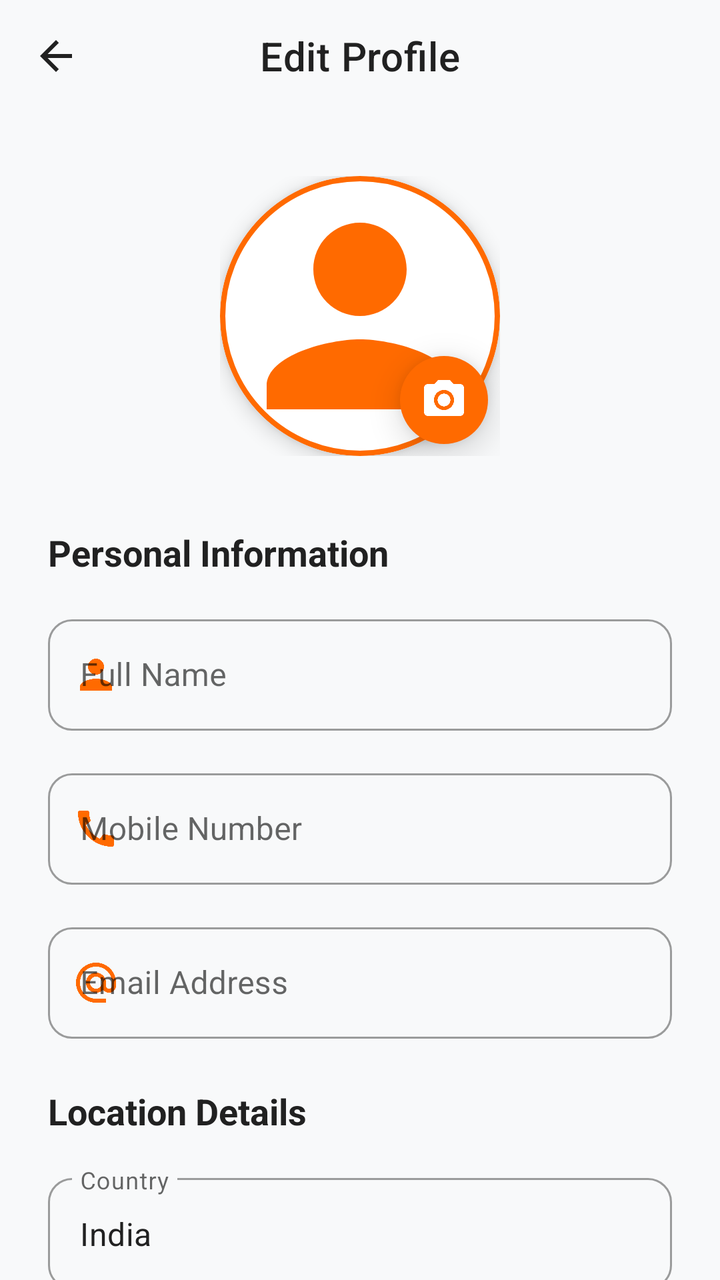
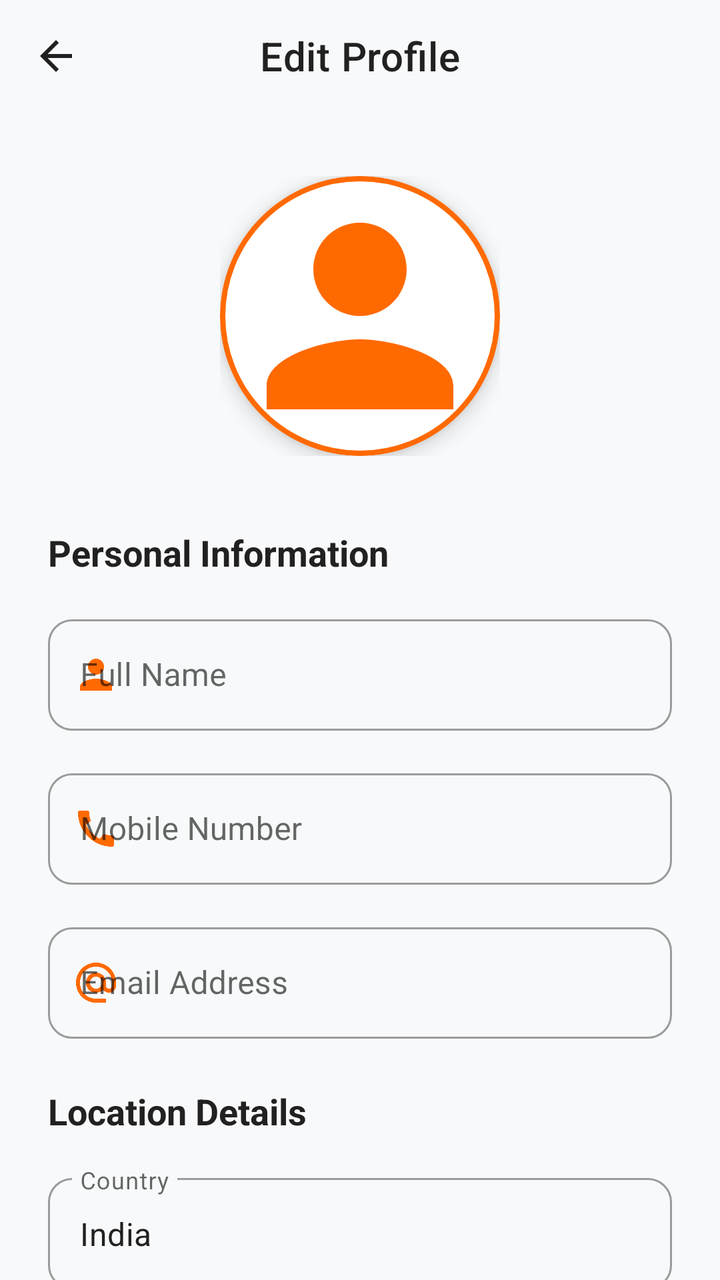

An Android layout rendered at two revisions. The XML below is the earlier revision; the diff shows what the commit changed to produce the second picture.
<!-- AndroidManifest.xml: application theme Theme.BulkAgrochem -->
<!-- res/layout/activity_edit_profile.xml -->
<?xml version="1.0" encoding="utf-8"?>
<androidx.coordinatorlayout.widget.CoordinatorLayout xmlns:android="http://schemas.android.com/apk/res/android"
    xmlns:app="http://schemas.android.com/apk/res-auto"
    android:layout_width="match_parent"
    android:layout_height="match_parent"
    android:fitsSystemWindows="true"
    android:background="@color/static_bg">

    <com.google.android.material.appbar.AppBarLayout
        android:layout_width="match_parent"
        android:layout_height="wrap_content"
        android:background="@color/static_bg"
        app:elevation="0dp">

        <com.google.android.material.appbar.MaterialToolbar
            android:id="@+id/toolbar"
            android:layout_width="match_parent"
            android:layout_height="?attr/actionBarSize"
            app:navigationIcon="@drawable/ic_back"
            app:navigationIconTint="@color/static_text"
            app:title="Edit Profile"
            app:titleCentered="true"
            app:titleTextColor="@color/static_text" />
    </com.google.android.material.appbar.AppBarLayout>

    <androidx.core.widget.NestedScrollView
        android:layout_width="match_parent"
        android:layout_height="match_parent"
        app:layout_behavior="@string/appbar_scrolling_view_behavior">

        <LinearLayout
            android:layout_width="match_parent"
            android:layout_height="wrap_content"
            android:orientation="vertical"
            android:padding="24dp">

            
            <FrameLayout
                android:layout_width="wrap_content"
                android:layout_height="wrap_content"
                android:layout_gravity="center"
                android:layout_marginTop="8dp"
                android:layout_marginBottom="36dp"
                android:clipChildren="false"
                android:clipToPadding="false">

                
                <com.google.android.material.card.MaterialCardView
                    android:id="@+id/cvProfile"
                    android:layout_width="140dp"
                    android:layout_height="140dp"
                    app:cardCornerRadius="70dp"
                    app:cardElevation="6dp"
                    app:cardBackgroundColor="@color/static_white"
                    app:strokeColor="@color/orange_brand"
                    app:strokeWidth="2.5dp">

                    <ImageView
                        android:id="@+id/ivProfileImage"
                        android:layout_width="match_parent"
                        android:layout_height="match_parent"
                        android:scaleType="centerCrop"
                        android:src="@drawable/ic_profile"
                        app:tint="@color/orange_brand" />
                </com.google.android.material.card.MaterialCardView>

                
                <com.google.android.material.floatingactionbutton.FloatingActionButton
                    android:id="@+id/fabEditPhoto"
                    android:layout_width="wrap_content"
                    android:layout_height="wrap_content"
                    android:layout_gravity="bottom|end"
                    android:layout_marginEnd="4dp"
                    android:layout_marginBottom="4dp"
                    android:src="@drawable/ic_camera"
                    app:backgroundTint="@color/orange_brand"
                    app:elevation="10dp"
                    app:fabCustomSize="44dp"
                    app:tint="@color/white"
                    app:borderWidth="0dp" />
            </FrameLayout>

            
            <TextView
                android:layout_width="wrap_content"
                android:layout_height="wrap_content"
                android:layout_marginBottom="16dp"
                android:text="Personal Information"
                android:textColor="@color/static_text"
                android:textSize="18sp"
                android:textStyle="bold" />

            <com.google.android.material.textfield.TextInputLayout
                android:id="@+id/tilName"
                style="@style/Widget.MaterialComponents.TextInputLayout.OutlinedBox"
                android:layout_width="match_parent"
                android:layout_height="wrap_content"
                android:layout_marginBottom="16dp"
                android:hint="Full Name"
                app:boxCornerRadiusBottomEnd="12dp"
                app:boxCornerRadiusBottomStart="12dp"
                app:boxCornerRadiusTopEnd="12dp"
                app:boxCornerRadiusTopStart="12dp"
                app:startIconDrawable="@drawable/ic_profile"
                app:startIconTint="@color/orange_brand">

                <com.google.android.material.textfield.TextInputEditText
                    android:id="@+id/etName"
                    android:layout_width="match_parent"
                    android:layout_height="wrap_content"
                    android:inputType="textPersonName"
                    android:textColor="@color/static_text" />
            </com.google.android.material.textfield.TextInputLayout>

            <com.google.android.material.textfield.TextInputLayout
                android:id="@+id/tilPhone"
                style="@style/Widget.MaterialComponents.TextInputLayout.OutlinedBox"
                android:layout_width="match_parent"
                android:layout_height="wrap_content"
                android:layout_marginBottom="16dp"
                android:hint="Mobile Number"
                app:boxCornerRadiusBottomEnd="12dp"
                app:boxCornerRadiusBottomStart="12dp"
                app:boxCornerRadiusTopEnd="12dp"
                app:boxCornerRadiusTopStart="12dp"
                app:prefixText="+91 "
                app:prefixTextColor="@color/static_text"
                app:startIconDrawable="@drawable/ic_call"
                app:startIconTint="@color/orange_brand">

                <com.google.android.material.textfield.TextInputEditText
                    android:id="@+id/etPhone"
                    android:layout_width="match_parent"
                    android:layout_height="wrap_content"
                    android:inputType="phone"
                    android:textColor="@color/static_text" />
            </com.google.android.material.textfield.TextInputLayout>

            <com.google.android.material.textfield.TextInputLayout
                android:id="@+id/tilEmail"
                style="@style/Widget.MaterialComponents.TextInputLayout.OutlinedBox"
                android:layout_width="match_parent"
                android:layout_height="wrap_content"
                android:layout_marginBottom="24dp"
                android:hint="Email Address"
                app:boxCornerRadiusBottomEnd="12dp"
                app:boxCornerRadiusBottomStart="12dp"
                app:boxCornerRadiusTopEnd="12dp"
                app:boxCornerRadiusTopStart="12dp"
                app:startIconDrawable="@drawable/ic_email"
                app:startIconTint="@color/orange_brand">

                <com.google.android.material.textfield.TextInputEditText
                    android:id="@+id/etEmail"
                    android:layout_width="match_parent"
                    android:layout_height="wrap_content"
                    android:inputType="textEmailAddress"
                    android:textColor="@color/static_text" />
            </com.google.android.material.textfield.TextInputLayout>

            
            <TextView
                android:layout_width="wrap_content"
                android:layout_height="wrap_content"
                android:layout_marginBottom="16dp"
                android:text="Location Details"
                android:textColor="@color/static_text"
                android:textSize="18sp"
                android:textStyle="bold" />

            <com.google.android.material.textfield.TextInputLayout
                android:id="@+id/tilCountry"
                style="@style/Widget.MaterialComponents.TextInputLayout.OutlinedBox"
                android:layout_width="match_parent"
                android:layout_height="wrap_content"
                android:layout_marginBottom="16dp"
                android:hint="Country"
                app:boxCornerRadiusBottomEnd="12dp"
                app:boxCornerRadiusBottomStart="12dp"
                app:boxCornerRadiusTopEnd="12dp"
                app:boxCornerRadiusTopStart="12dp">

                <com.google.android.material.textfield.TextInputEditText
                    android:id="@+id/etCountry"
                    android:layout_width="match_parent"
                    android:layout_height="wrap_content"
                    android:enabled="false"
                    android:focusable="false"
                    android:text="India"
                    android:textColor="@color/static_text" />
            </com.google.android.material.textfield.TextInputLayout>

            <com.google.android.material.textfield.TextInputLayout
                android:id="@+id/tilState"
                style="@style/Widget.MaterialComponents.TextInputLayout.OutlinedBox.ExposedDropdownMenu"
                android:layout_width="match_parent"
                android:layout_height="wrap_content"
                android:layout_marginBottom="16dp"
                android:hint="State"
                app:boxCornerRadiusBottomEnd="12dp"
                app:boxCornerRadiusBottomStart="12dp"
                app:boxCornerRadiusTopEnd="12dp"
                app:boxCornerRadiusTopStart="12dp">

                <AutoCompleteTextView
                    android:id="@+id/actvState"
                    android:layout_width="match_parent"
                    android:layout_height="wrap_content"
                    android:inputType="none"
                    android:textColor="@color/static_text" />
            </com.google.android.material.textfield.TextInputLayout>

            <com.google.android.material.textfield.TextInputLayout
                android:id="@+id/tilDistrict"
                style="@style/Widget.MaterialComponents.TextInputLayout.OutlinedBox.ExposedDropdownMenu"
                android:layout_width="match_parent"
                android:layout_height="wrap_content"
                android:layout_marginBottom="16dp"
                android:hint="City"
                app:boxCornerRadiusBottomEnd="12dp"
                app:boxCornerRadiusBottomStart="12dp"
                app:boxCornerRadiusTopEnd="12dp"
                app:boxCornerRadiusTopStart="12dp">

                <AutoCompleteTextView
                    android:id="@+id/actvDistrict"
                    android:layout_width="match_parent"
                    android:layout_height="wrap_content"
                    android:inputType="none"
                    android:textColor="@color/static_text" />
            </com.google.android.material.textfield.TextInputLayout>

            <com.google.android.material.textfield.TextInputLayout
                android:id="@+id/tilZip"
                style="@style/Widget.MaterialComponents.TextInputLayout.OutlinedBox"
                android:layout_width="match_parent"
                android:layout_height="wrap_content"
                android:layout_marginBottom="16dp"
                android:hint="ZIP Code"
                app:boxCornerRadiusBottomEnd="12dp"
                app:boxCornerRadiusBottomStart="12dp"
                app:boxCornerRadiusTopEnd="12dp"
                app:boxCornerRadiusTopStart="12dp">

                <com.google.android.material.textfield.TextInputEditText
                    android:id="@+id/etZip"
                    android:layout_width="match_parent"
                    android:layout_height="wrap_content"
                    android:inputType="number"
                    android:maxLength="6"
                    android:textColor="@color/static_text" />
            </com.google.android.material.textfield.TextInputLayout>

            <com.google.android.material.textfield.TextInputLayout
                android:id="@+id/tilAddress"
                style="@style/Widget.MaterialComponents.TextInputLayout.OutlinedBox"
                android:layout_width="match_parent"
                android:layout_height="wrap_content"
                android:layout_marginBottom="32dp"
                android:hint="Full Address"
                app:boxCornerRadiusBottomEnd="12dp"
                app:boxCornerRadiusBottomStart="12dp"
                app:boxCornerRadiusTopEnd="12dp"
                app:boxCornerRadiusTopStart="12dp">

                <com.google.android.material.textfield.TextInputEditText
                    android:id="@+id/etAddress"
                    android:layout_width="match_parent"
                    android:layout_height="wrap_content"
                    android:gravity="top"
                    android:inputType="textMultiLine"
                    android:lines="3"
                    android:textColor="@color/static_text" />
            </com.google.android.material.textfield.TextInputLayout>

            <com.google.android.material.button.MaterialButton
                android:id="@+id/btnUpdateProfile"
                android:layout_width="match_parent"
                android:layout_height="60dp"
                android:layout_marginBottom="24dp"
                android:text="Save Changes"
                android:textAllCaps="false"
                android:textSize="18sp"
                android:textStyle="bold"
                app:cornerRadius="16dp"
                app:elevation="4dp" />

        </LinearLayout>
    </androidx.core.widget.NestedScrollView>

</androidx.coordinatorlayout.widget.CoordinatorLayout>
<!-- resources referenced by this layout -->
<resources>
  <color name="orange_brand">#FF6A00</color>
  <color name="static_bg">#F8F9FA</color>
  <color name="static_text">#212121</color>
  <color name="static_white">#FFFFFF</color>
  <color name="white">#FFFFFFFF</color>
  <!-- drawable ic_back (drawable) -->
  <vector xmlns:android="http://schemas.android.com/apk/res/android" android:autoMirrored="true" android:height="24dp" android:tint="#000000" android:viewportHeight="24" android:viewportWidth="24" android:width="24dp">
        
      <path android:fillColor="@android:color/white" android:pathData="M20,11H7.83l5.59,-5.59L12,4l-8,8 8,8 1.41,-1.41L7.83,13H20v-2z"/>
      
  </vector>
  <!-- drawable ic_call (drawable) -->
  <vector xmlns:android="http://schemas.android.com/apk/res/android" android:height="24dp" android:tint="#000000" android:viewportHeight="24" android:viewportWidth="24" android:width="24dp">
        
      <path android:fillColor="@android:color/white" android:pathData="M20.01,15.38c-1.23,0 -2.42,-0.2 -3.53,-0.56 -0.35,-0.12 -0.74,-0.03 -1.01,0.24l-1.57,1.97c-2.83,-1.35 -5.48,-3.9 -6.89,-6.83l1.95,-1.66c0.27,-0.28 0.35,-0.67 0.24,-1.02 -0.37,-1.11 -0.56,-2.3 -0.56,-3.53 0,-0.54 -0.45,-0.99 -0.99,-0.99H4.19C3.65,3 3,3.24 3,3.99 3,13.28 10.73,21 20.01,21c0.71,0 0.99,-0.63 0.99,-1.18v-3.45c0,-0.54 -0.45,-0.99 -0.99,-0.99z"/>
      
  </vector>
  <!-- drawable ic_camera (drawable) -->
  <vector xmlns:android="http://schemas.android.com/apk/res/android"
      android:width="24dp"
      android:height="24dp"
      android:viewportWidth="24"
      android:viewportHeight="24"
      android:tint="#FFFFFF">
      <path
          android:fillColor="@android:color/white"
          android:pathData="M12,12m-3.2,0a3.2,3.2 0,1 1,6.4 0a3.2,3.2 0,1 1,-6.4 0" />
      <path
          android:fillColor="@android:color/white"
          android:pathData="M9,2L7.17,4H4c-1.1,0 -2,0.9 -2,2v12c0,1.1 0.9,2 2,2h16c1.1,0 2,-0.9 2,-2V6c0,-1.1 -0.9,-2 -2,-2h-3.17L15,2H9zm3,15c-2.76,0 -5,-2.24 -5,-5s2.24,-5 5,-5 5,2.24 5,5 -2.24,5 -5,5z" />
  </vector>
  <!-- drawable ic_profile (drawable) -->
  <?xml version="1.0" encoding="utf-8"?>
  <vector xmlns:android="http://schemas.android.com/apk/res/android"
      android:width="24dp"
      android:height="24dp"
      android:viewportWidth="24"
      android:viewportHeight="24">
  
      <path
          android:fillColor="@android:color/black"
          android:pathData="M12,12c2.21,0 4,-1.79 4,-4s-1.79,-4 -4,-4 -4,1.79 -4,4 1.79,4 4,4zM12,14c-2.67,0 -8,1.34 -8,4v2h16v-2c0,-2.66 -5.33,-4 -8,-4z" />
  </vector>
  <style name="Theme.BulkAgrochem" parent="Base.Theme.BulkAgrochem" />
  <style name="Base.Theme.BulkAgrochem" parent="Theme.MaterialComponents.DayNight.NoActionBar">
          
          <item name="colorPrimary">@color/colorPrimary</item>
          <item name="colorPrimaryVariant">@color/colorPrimaryDark</item>
          <item name="colorOnPrimary">@color/colorOnPrimary</item>
  
          <item name="android:windowBackground">@android:color/white</item>
          <item name="colorSurface">@android:color/white</item>
  
          
          <item name="android:statusBarColor">@android:color/white</item>
          <item name="android:windowLightStatusBar">true</item>
      </style>
  <color name="colorPrimary">@color/orange_brand</color>
  <color name="colorPrimaryDark">@color/black</color>
  <color name="colorOnPrimary">@color/white</color>
  <color name="black">#FF000000</color>
  <!-- unchanged entries left out for length: 1 -->
</resources>

<!-- the commit's change to res/layout/activity_edit_profile.xml (unified diff, before → after) -->
@@ -65,19 +65,7 @@
                 </com.google.android.material.card.MaterialCardView>
 
                 
-                <com.google.android.material.floatingactionbutton.FloatingActionButton
-                    android:id="@+id/fabEditPhoto"
-                    android:layout_width="wrap_content"
-                    android:layout_height="wrap_content"
-                    android:layout_gravity="bottom|end"
-                    android:layout_marginEnd="4dp"
-                    android:layout_marginBottom="4dp"
-                    android:src="@drawable/ic_camera"
-                    app:backgroundTint="@color/orange_brand"
-                    app:elevation="10dp"
-                    app:fabCustomSize="44dp"
-                    app:tint="@color/white"
-                    app:borderWidth="0dp" />
+        
             </FrameLayout>
 
             
<!-- resource entries referenced after the edit -->
@@ -16,20 +16,6 @@
         
       <path android:fillColor="@android:color/white" android:pathData="M20.01,15.38c-1.23,0 -2.42,-0.2 -3.53,-0.56 -0.35,-0.12 -0.74,-0.03 -1.01,0.24l-1.57,1.97c-2.83,-1.35 -5.48,-3.9 -6.89,-6.83l1.95,-1.66c0.27,-0.28 0.35,-0.67 0.24,-1.02 -0.37,-1.11 -0.56,-2.3 -0.56,-3.53 0,-0.54 -0.45,-0.99 -0.99,-0.99H4.19C3.65,3 3,3.24 3,3.99 3,13.28 10.73,21 20.01,21c0.71,0 0.99,-0.63 0.99,-1.18v-3.45c0,-0.54 -0.45,-0.99 -0.99,-0.99z"/>
       
-  </vector>
-  <!-- drawable ic_camera (drawable) -->
-  <vector xmlns:android="http://schemas.android.com/apk/res/android"
-      android:width="24dp"
-      android:height="24dp"
-      android:viewportWidth="24"
-      android:viewportHeight="24"
-      android:tint="#FFFFFF">
-      <path
-          android:fillColor="@android:color/white"
-          android:pathData="M12,12m-3.2,0a3.2,3.2 0,1 1,6.4 0a3.2,3.2 0,1 1,-6.4 0" />
-      <path
-          android:fillColor="@android:color/white"
-          android:pathData="M9,2L7.17,4H4c-1.1,0 -2,0.9 -2,2v12c0,1.1 0.9,2 2,2h16c1.1,0 2,-0.9 2,-2V6c0,-1.1 -0.9,-2 -2,-2h-3.17L15,2H9zm3,15c-2.76,0 -5,-2.24 -5,-5s2.24,-5 5,-5 5,2.24 5,5 -2.24,5 -5,5z" />
   </vector>
   <!-- drawable ic_profile (drawable) -->
   <?xml version="1.0" encoding="utf-8"?>
